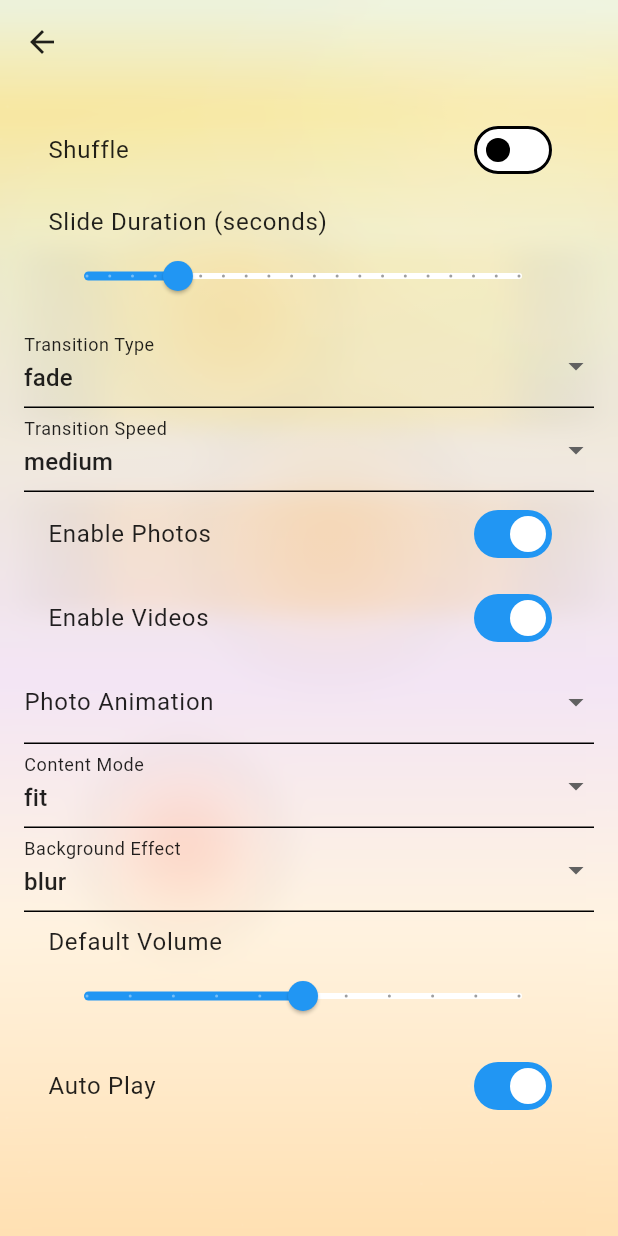
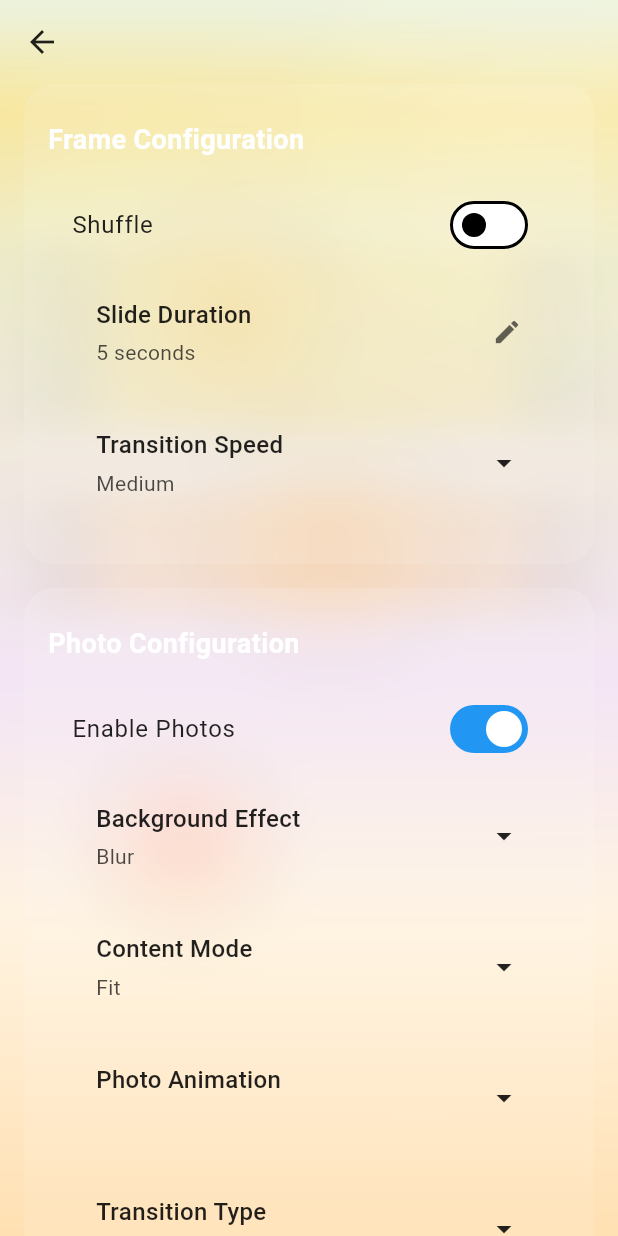
Before and after one commit to Nerdology-io/LumiFrame2, a Flutter app: the SettingsScreen screen opened by its route, after a tap on "Frame Configuration", on a phone screen of 412 x 824 dp. Run offline on Flutter 3.47's test engine with Material 3 defaults, Android fonts, the phone set to English and light mode, and no system bars; our stand-ins replace cached_network_image, cloud_firestore, firebase_auth, firebase_core, firebase_storage, get and 5 more; missing offline and left inert: flutter_facebook_auth, photo_manager; accounts and stored records are empty; network calls fail.

Commit message:
Reworked Frame Configuration Settings UI/UX (Unstable Setting)
Reworked the frame configuration settings screen so that it followed the glassmorphism theme and reorganized the content. However, the slide duration causes thrown exceptions when the value is changed. Working it out now

```diff
--- a/lib/screens/dashboard/components/settings_screen.dart
+++ b/lib/screens/dashboard/components/settings_screen.dart
@@ -4,7 +4,9 @@ import '../../settings/advanced_settings_screen.dart';
 import '../../settings/appearance_settings_screen.dart';
 import '../../settings/media_sources_screen.dart';
 import '../../settings/frame_settings_screen.dart';
+import '../../profile/my_profile.dart';
 import '../../../widgets/nav_shell_background_wrapper.dart';
+import '../../../theme/glassmorphism_settings_wrapper.dart';
 import '../../../services/media_service.dart';
 import '../../../services/firebase_service.dart';
 import '../../../controllers/slideshow_controller.dart';
@@ -18,7 +20,70 @@ class SettingsScreen extends StatelessWidget {
       backgroundColor: Colors.transparent,
       extendBodyBehindAppBar: true,
       body: SafeArea(
-        child: ListView(
+        child: Column(
+          children: [
+            // Profile section in its own glassmorphism container
+            GlassmorphismSettingsWrapper(
+              horizontalPadding: 16.0, // Padding from screen edges
+              blurSigma: 10.0,  // Match nav shell default
+              opacity: 0.1,     // Match nav shell default
+              child: GestureDetector(
+                onTap: () => Get.to(() => const MyProfile()),
+                child: SizedBox(
+                  width: double.infinity, // Force full width
+                  child: Column(
+                    children: [
+                      Stack(
+                        alignment: Alignment.center,
+                        children: [
+                          const CircleAvatar(
+                            radius: 40,
+                            backgroundImage: NetworkImage('https://www.caseyscaptures.com/wp-content/uploads/IMG_0225-3000@70.jpg'),
+                          ),
+                          Positioned.fill(
+                            child: Material(
+                              color: Colors.transparent,
+                              child: InkWell(
+                                borderRadius: BorderRadius.circular(40),
+                                splashColor: Colors.white24,
+                                highlightColor: Colors.white10,
+                                onTap: () => Get.to(() => const MyProfile()),
+                                child: Align(
+                                  alignment: Alignment.bottomRight,
+                                  child: Container(
+                                    margin: const EdgeInsets.only(bottom: 6, right: 6),
+                                    decoration: BoxDecoration(
+                                      color: Colors.black.withAlpha((255 * 0.5).round()),
+                                      borderRadius: BorderRadius.circular(12),
+                                    ),
+                                    padding: const EdgeInsets.symmetric(horizontal: 6, vertical: 2),
+                                    child: const Icon(Icons.arrow_forward, color: Colors.white, size: 16),
+                                  ),
+                                ),
+                              ),
+                            ),
+                          ),
+                        ],
+                      ),
+                      const SizedBox(height: 12),
+                      const Text(
+                        'User Name',
+                        style: TextStyle(fontSize: 18, fontWeight: FontWeight.w500, color: Colors.white),
+                        textAlign: TextAlign.center,
+                      ),
+                    ],
+                  ),
+                ),
+              ),
+            ),
+            const SizedBox(height: 16), // Spacing between containers
+            // Settings section in its own glassmorphism container
+            GlassmorphismSettingsWrapper(
+              horizontalPadding: 16.0, // Padding from screen edges
+              blurSigma: 10.0,  // Match nav shell default
+              opacity: 0.1,     // Match nav shell default
+              child: Column(
+                mainAxisSize: MainAxisSize.min,
                 children: [
                   ListTile(
                     title: const Text('Frame Configuration'),
@@ -66,6 +131,9 @@ class SettingsScreen extends StatelessWidget {
                 ],
               ),
             ),
+          ],
+        ),
+      ),
     );
   }
 }
--- a/lib/screens/settings/frame_settings_screen.dart
+++ b/lib/screens/settings/frame_settings_screen.dart
@@ -1,8 +1,10 @@
-
 
 import 'package:flutter/material.dart';
 import 'package:get/get.dart';
 import '../../controllers/slideshow_controller.dart';
+import '../../theme/glassmorphism_settings_wrapper.dart';
+import '../../theme/buttons/glassmorphism_dropdown.dart';
+import '../../theme/buttons/glassmorphism_duration_input.dart';
 
 class FrameSettingsScreen extends StatelessWidget {
   final slideshowController = Get.find<SlideshowController>();
@@ -15,8 +17,16 @@ class FrameSettingsScreen extends StatelessWidget {
       backgroundColor: Colors.transparent,
       extendBodyBehindAppBar: true,
       body: SafeArea(
-        child: ListView(
-          padding: const EdgeInsets.all(16.0),
+        child: SingleChildScrollView(
+          child: Column(
+            children: [
+              // Frame Configuration Section
+              GlassmorphismSettingsWrapper(
+                title: "Frame Configuration",
+                horizontalPadding: 16.0,
+                blurSigma: 10.0,
+                opacity: 0.1,
+                child: Column(
                   children: [
                     // Shuffle
                     Obx(() => SwitchListTile(
@@ -25,83 +35,106 @@ class FrameSettingsScreen extends StatelessWidget {
                       onChanged: slideshowController.setShuffle,
                     )),
                     // Slide Duration
-            Obx(() => ListTile(
-              title: const Text('Slide Duration (seconds)'),
-              subtitle: Slider(
-                min: 1,
-                max: 20,
-                divisions: 19,
-                value: slideshowController.slideDuration.value.toDouble(),
-                label: slideshowController.slideDuration.value.toString(),
-                onChanged: (v) => slideshowController.setSlideDuration(v.toInt()),
-              ),
-            )),
-            // Transition Type
-            Obx(() => DropdownButtonFormField<String>(
-              decoration: const InputDecoration(labelText: 'Transition Type'),
-              value: slideshowController.transitionType.value,
-              items: [
-                'slide_left', 'slide_right', 'slide_up', 'slide_down', 'flip', 'fade'
-              ].map((type) => DropdownMenuItem(value: type, child: Text(type))).toList(),
-              onChanged: (val) {
-                if (val != null) slideshowController.setTransitionType(val);
-              },
+                    Obx(() => GlassmorphismDurationInput(
+                      labelText: 'Slide Duration',
+                      value: slideshowController.slideDuration.value,
+                      onChanged: (value) => slideshowController.setSlideDuration(value),
+                      minValue: 1,
                     )),
                     // Transition Speed
-            Obx(() => DropdownButtonFormField<String>(
-              decoration: const InputDecoration(labelText: 'Transition Speed'),
+                    Obx(() => GlassmorphismDropdown<String>(
+                      labelText: 'Transition Speed',
                       value: slideshowController.transitionSpeed.value,
-              items: [
-                'slow', 'medium', 'fast'
-              ].map((speed) => DropdownMenuItem(value: speed, child: Text(speed))).toList(),
+                      items: const ['slow', 'medium', 'fast'],
                       onChanged: (val) {
                         if (val != null) slideshowController.setTransitionSpeed(val);
                       },
                     )),
+                  ],
+                ),
+              ),
+              const SizedBox(height: 16),
+
+              // Photo Configuration Section
+              GlassmorphismSettingsWrapper(
+                title: "Photo Configuration",
+                horizontalPadding: 16.0,
+                blurSigma: 10.0,
+                opacity: 0.1,
+                child: Column(
+                  children: [
                     // Enable Photos
                     Obx(() => SwitchListTile(
                       title: const Text('Enable Photos'),
                       value: slideshowController.enablePhotos.value,
                       onChanged: slideshowController.setEnablePhotos,
                     )),
+                    // Background Effect
+                    Obx(() => GlassmorphismDropdown<String>(
+                      labelText: 'Background Effect',
+                      value: slideshowController.backgroundEffect.value,
+                      items: const ['blur', 'black', 'white', 'custom'],
+                      onChanged: (val) {
+                        if (val != null) slideshowController.setBackgroundEffect(val);
+                      },
+                    )),
+                    // Content Mode
+                    Obx(() => GlassmorphismDropdown<String>(
+                      labelText: 'Content Mode',
+                      value: slideshowController.contentMode.value,
+                      items: const ['fill', 'stretch', 'fit'],
+                      onChanged: (val) {
+                        if (val != null) slideshowController.setContentMode(val);
+                      },
+                    )),
+                    // Photo Animation
+                    Obx(() => GlassmorphismDropdown<String>(
+                      labelText: 'Photo Animation',
+                      value: slideshowController.photoAnimation.value,
+                      items: const ['none', 'zoom_in', 'zoom_out', 'pan_left', 'pan_right'],
+                      onChanged: (val) {
+                        if (val != null) slideshowController.setPhotoAnimation(val);
+                      },
+                    )),
+                    // Transition Type
+                    Obx(() => GlassmorphismDropdown<String>(
+                      labelText: 'Transition Type',
+                      value: slideshowController.transitionType.value,
+                      items: const ['slide_left', 'slide_right', 'slide_up', 'slide_down', 'flip', 'fade'],
+                      onChanged: (val) {
+                        if (val != null) slideshowController.setTransitionType(val);
+                      },
+                    )),
+                  ],
+                ),
+              ),
+              const SizedBox(height: 16),
+
+              // Video Configuration Section
+              GlassmorphismSettingsWrapper(
+                title: "Video Configuration",
+                horizontalPadding: 16.0,
+                blurSigma: 10.0,
+                opacity: 0.1,
+                child: Column(
+                  children: [
                     // Enable Videos
                     Obx(() => SwitchListTile(
                       title: const Text('Enable Videos'),
                       value: slideshowController.enableVideos.value,
                       onChanged: slideshowController.setEnableVideos,
                     )),
-            // Photo Animation
-            Obx(() => DropdownButtonFormField<String>(
-              decoration: const InputDecoration(labelText: 'Photo Animation'),
-              value: slideshowController.photoAnimation.value,
-              items: [
-                'none', 'zoom_in', 'zoom_out', 'pan_left', 'pan_right'
-              ].map((anim) => DropdownMenuItem(value: anim, child: Text(anim))).toList(),
-              onChanged: (val) {
-                if (val != null) slideshowController.setPhotoAnimation(val);
-              },
+                    // Auto Play
+                    Obx(() => SwitchListTile(
+                      title: const Text('AutoPlay'),
+                      value: slideshowController.autoPlay.value,
+                      onChanged: slideshowController.setAutoPlay,
                     )),
-            // Content Mode
-            Obx(() => DropdownButtonFormField<String>(
-              decoration: const InputDecoration(labelText: 'Content Mode'),
-              value: slideshowController.contentMode.value,
-              items: [
-                'fill', 'stretch', 'fit'
-              ].map((mode) => DropdownMenuItem(value: mode, child: Text(mode))).toList(),
-              onChanged: (val) {
-                if (val != null) slideshowController.setContentMode(val);
-              },
-            )),
-            // Background Effect
-            Obx(() => DropdownButtonFormField<String>(
-              decoration: const InputDecoration(labelText: 'Background Effect'),
-              value: slideshowController.backgroundEffect.value,
-              items: [
-                'blur', 'black', 'white', 'custom'
-              ].map((effect) => DropdownMenuItem(value: effect, child: Text(effect))).toList(),
-              onChanged: (val) {
-                if (val != null) slideshowController.setBackgroundEffect(val);
-              },
+                    // Mute Audio
+                    Obx(() => SwitchListTile(
+                      title: const Text('Mute Audio'),
+                      value: slideshowController.muteAudio.value,
+                      onChanged: slideshowController.setMuteAudio,
                     )),
                     // Default Volume
                     Obx(() => ListTile(
@@ -115,13 +148,12 @@ class FrameSettingsScreen extends StatelessWidget {
                         onChanged: slideshowController.setDefaultVolume,
                       ),
                     )),
-            // Auto Play
-            Obx(() => SwitchListTile(
-              title: const Text('Auto Play'),
-              value: slideshowController.autoPlay.value,
-              onChanged: slideshowController.setAutoPlay,
-            )),
                   ],
+                ),
+              ),
+              const SizedBox(height: 16), // Bottom padding
+            ],
+          ),
         ),
       ),
     );
--- /dev/null
+++ b/lib/theme/buttons/glassmorphism_dropdown.dart
@@ -0,0 +1,107 @@
+import 'package:flutter/material.dart';
+
+/// A glassmorphism-styled dropdown widget that matches the app's design theme.
+/// Removes underlines and provides clean, minimal appearance.
+class GlassmorphismDropdown<T> extends StatelessWidget {
+  final String labelText;
+  final T value;
+  final List<T> items;
+  final ValueChanged<T?>? onChanged;
+  final String Function(T)? itemDisplayText;
+  final EdgeInsetsGeometry? padding;
+  final bool capitalizeText;
+
+  const GlassmorphismDropdown({
+    super.key,
+    required this.labelText,
+    required this.value,
+    required this.items,
+    required this.onChanged,
+    this.itemDisplayText,
+    this.padding = const EdgeInsets.symmetric(horizontal: 16.0, vertical: 8.0),
+    this.capitalizeText = true,
+  });
+
+  /// Capitalizes the first letter of each word
+  String _capitalizeWords(String text) {
+    if (!capitalizeText) return text;
+
+    return text
+        .split('_') // Handle snake_case
+        .map((word) => word.split(' ')) // Handle spaces
+        .expand((words) => words) // Flatten the list
+        .map((word) => word.isEmpty ? '' : word[0].toUpperCase() + word.substring(1).toLowerCase())
+        .join(' ');
+  }
+
+  @override
+  Widget build(BuildContext context) {
+    final displayValue = itemDisplayText?.call(value) ?? _capitalizeWords(value.toString());
+
+    return Padding(
+      padding: padding!,
+      child: InkWell(
+        onTap: () => _showDropdownMenu(context),
+        child: Padding(
+          padding: const EdgeInsets.symmetric(vertical: 12.0, horizontal: 16.0),
+          child: Row(
+            children: [
+              Expanded(
+                child: Column(
+                  crossAxisAlignment: CrossAxisAlignment.start,
+                  children: [
+                    Text(
+                      labelText,
+                      style: const TextStyle(
+                        fontSize: 16.0,
+                        fontWeight: FontWeight.w500,
+                      ),
+                    ),
+                    const SizedBox(height: 4),
+                    Text(
+                      displayValue,
+                      style: TextStyle(
+                        fontSize: 14.0,
+                        color: Theme.of(context).textTheme.bodySmall?.color?.withOpacity(0.7),
+                      ),
+                    ),
+                  ],
+                ),
+              ),
+              Icon(
+                Icons.arrow_drop_down,
+                color: Theme.of(context).iconTheme.color,
+              ),
+            ],
+          ),
+        ),
+      ),
+    );
+  }
+
+  void _showDropdownMenu(BuildContext context) {
+    final RenderBox renderBox = context.findRenderObject() as RenderBox;
+    final position = renderBox.localToGlobal(Offset.zero);
+
+    showMenu<T>(
+      context: context,
+      position: RelativeRect.fromLTRB(
+        position.dx,
+        position.dy + renderBox.size.height,
+        position.dx + renderBox.size.width,
+        position.dy + renderBox.size.height + 300,
+      ),
+      items: items.map((item) {
+        final displayText = itemDisplayText?.call(item) ?? _capitalizeWords(item.toString());
+        return PopupMenuItem<T>(
+          value: item,
+          child: Text(displayText),
+        );
+      }).toList(),
+    ).then((selectedValue) {
+      if (selectedValue != null) {
+        onChanged?.call(selectedValue);
+      }
+    });
+  }
+}
--- /dev/null
+++ b/lib/theme/buttons/glassmorphism_duration_input.dart
@@ -0,0 +1,150 @@
+import 'package:flutter/material.dart';
+import 'package:flutter/services.dart';
+
+/// A glassmorphism-styled input field for duration values in seconds.
+/// Allows users to input custom values with proper validation.
+class GlassmorphismDurationInput extends StatefulWidget {
+  final String labelText;
+  final int value;
+  final ValueChanged<int>? onChanged;
+  final EdgeInsetsGeometry? padding;
+  final int? minValue;
+  final int? maxValue;
+  final String? suffix;
+
+  const GlassmorphismDurationInput({
+    super.key,
+    required this.labelText,
+    required this.value,
+    required this.onChanged,
+    this.padding = const EdgeInsets.symmetric(horizontal: 16.0, vertical: 8.0),
+    this.minValue = 1,
+    this.maxValue,
+    this.suffix = 'seconds',
+  });
+
+  @override
+  State<GlassmorphismDurationInput> createState() => _GlassmorphismDurationInputState();
+}
+
+class _GlassmorphismDurationInputState extends State<GlassmorphismDurationInput> {
+
+  String _formatDisplayValue(int seconds) {
+    if (seconds < 60) {
+      return '$seconds second${seconds == 1 ? '' : 's'}';
+    } else if (seconds < 3600) {
+      final minutes = seconds ~/ 60;
+      final remainingSeconds = seconds % 60;
+      if (remainingSeconds == 0) {
+        return '$minutes minute${minutes == 1 ? '' : 's'}';
+      } else {
+        return '$minutes min ${remainingSeconds}s';
+      }
+    } else {
+      final hours = seconds ~/ 3600;
+      final remainingMinutes = (seconds % 3600) ~/ 60;
+      if (remainingMinutes == 0) {
+        return '$hours hour${hours == 1 ? '' : 's'}';
+      } else {
+        return '$hours hr ${remainingMinutes}m';
+      }
+    }
+  }
+
+  @override
+  Widget build(BuildContext context) {
+    return Padding(
+      padding: widget.padding!,
+      child: InkWell(
+        onTap: () => _showInputDialog(context),
+        child: Padding(
+          padding: const EdgeInsets.symmetric(vertical: 12.0, horizontal: 16.0),
+          child: Row(
+            children: [
+              Expanded(
+                child: Column(
+                  crossAxisAlignment: CrossAxisAlignment.start,
+                  children: [
+                    Text(
+                      widget.labelText,
+                      style: const TextStyle(
+                        fontSize: 16.0,
+                        fontWeight: FontWeight.w500,
+                      ),
+                    ),
+                    const SizedBox(height: 4),
+                    Text(
+                      _formatDisplayValue(widget.value),
+                      style: TextStyle(
+                        fontSize: 14.0,
+                        color: Theme.of(context).textTheme.bodySmall?.color?.withOpacity(0.7),
+                      ),
+                    ),
+                  ],
+                ),
+              ),
+              Icon(
+                Icons.edit,
+                color: Theme.of(context).iconTheme.color?.withOpacity(0.6),
+                size: 20,
+              ),
+            ],
+          ),
+        ),
+      ),
+    );
+  }
+
+  void _showInputDialog(BuildContext context) {
+    final dialogController = TextEditingController(text: widget.value.toString());
+
+    showDialog<int>(
+      context: context,
+      builder: (context) => AlertDialog(
+        title: Text(widget.labelText),
+        content: TextField(
+          controller: dialogController,
+          keyboardType: TextInputType.number,
+          inputFormatters: [
+            FilteringTextInputFormatter.digitsOnly,
+          ],
+          decoration: InputDecoration(
+            labelText: 'Duration in ${widget.suffix}',
+            hintText: 'Enter duration...',
+          ),
+          autofocus: true,
+        ),
+        actions: [
+          TextButton(
+            onPressed: () {
+              dialogController.dispose();
+              Navigator.of(context).pop();
+            },
+            child: const Text('Cancel'),
+          ),
+          TextButton(
+            onPressed: () {
+              final text = dialogController.text.trim();
+              final newValue = int.tryParse(text);
+
+              if (newValue != null) {
+                int constrainedValue = newValue;
+                if (widget.minValue != null && constrainedValue < widget.minValue!) {
+                  constrainedValue = widget.minValue!;
+                }
+                if (widget.maxValue != null && constrainedValue > widget.maxValue!) {
+                  constrainedValue = widget.maxValue!;
+                }
+
+                dialogController.dispose();
+                Navigator.of(context).pop();
+                widget.onChanged?.call(constrainedValue);
+              }
+            },
+            child: const Text('Save'),
+          ),
+        ],
+      ),
+    );
+  }
+}
--- a/lib/theme/glassmorphism_settings_wrapper.dart
+++ b/lib/theme/glassmorphism_settings_wrapper.dart
@@ -4,7 +4,7 @@ import 'glassmorphism_container.dart';
 class GlassmorphismSettingsWrapper extends StatelessWidget {
   final Widget child;
   final String? title;
-  final double maxWidth;
+  final double horizontalPadding;
   final double blurSigma;
   final double opacity;
 
@@ -12,22 +12,21 @@ class GlassmorphismSettingsWrapper extends StatelessWidget {
     super.key,
     required this.child,
     this.title,
-    this.maxWidth = 500,
+    this.horizontalPadding = 16.0, // Padding from screen edges
     this.blurSigma = 16.0,
-    this.opacity = 0.18,
+    this.opacity = 0.18, // Default opacity for frosted glass effect
   });
 
   @override
   Widget build(BuildContext context) {
-    return Center(
-      child: ConstrainedBox(
-        constraints: BoxConstraints(maxWidth: maxWidth),
+    return Padding(
+      padding: EdgeInsets.symmetric(horizontal: horizontalPadding),
       child: GlassmorphismContainer(
-          borderRadius: BorderRadius.circular(32),
+        borderRadius: BorderRadius.circular(20),  // Match nav shell
         blurSigma: blurSigma,
         opacity: opacity,
         child: Padding(
-            padding: const EdgeInsets.all(24.0),
+          padding: const EdgeInsets.symmetric(vertical: 24.0, horizontal: 16.0),
           child: Column(
             mainAxisSize: MainAxisSize.min,
             crossAxisAlignment: CrossAxisAlignment.start,
@@ -37,8 +36,9 @@ class GlassmorphismSettingsWrapper extends StatelessWidget {
                   padding: const EdgeInsets.only(bottom: 16.0),
                   child: Text(
                     title!,
-                      style: Theme.of(context).textTheme.headlineSmall?.copyWith(
-                        fontWeight: FontWeight.bold,
+                    style: const TextStyle(
+                      fontSize: 18,
+                      fontWeight: FontWeight.w600,
                       color: Colors.white,
                     ),
                   ),
@@ -48,7 +48,6 @@ class GlassmorphismSettingsWrapper extends StatelessWidget {
           ),
         ),
       ),
-      ),
     );
   }
 }
```
Also changed, not shown: lib/screens/settings_screen.dart (+40 -32 lines). Lines whose indentation alone changed are shown as unchanged.
